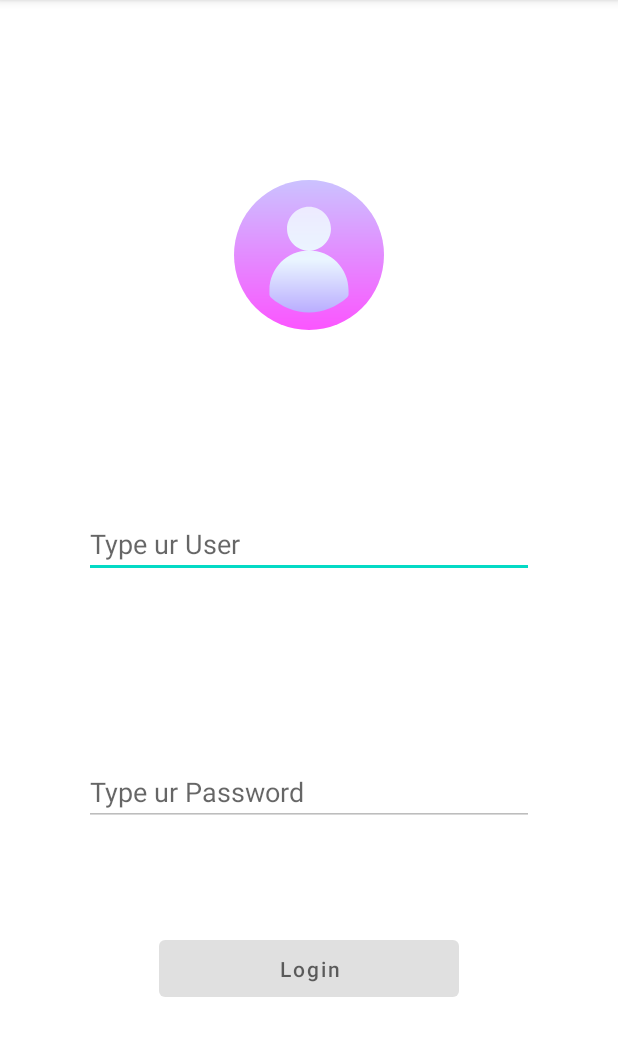
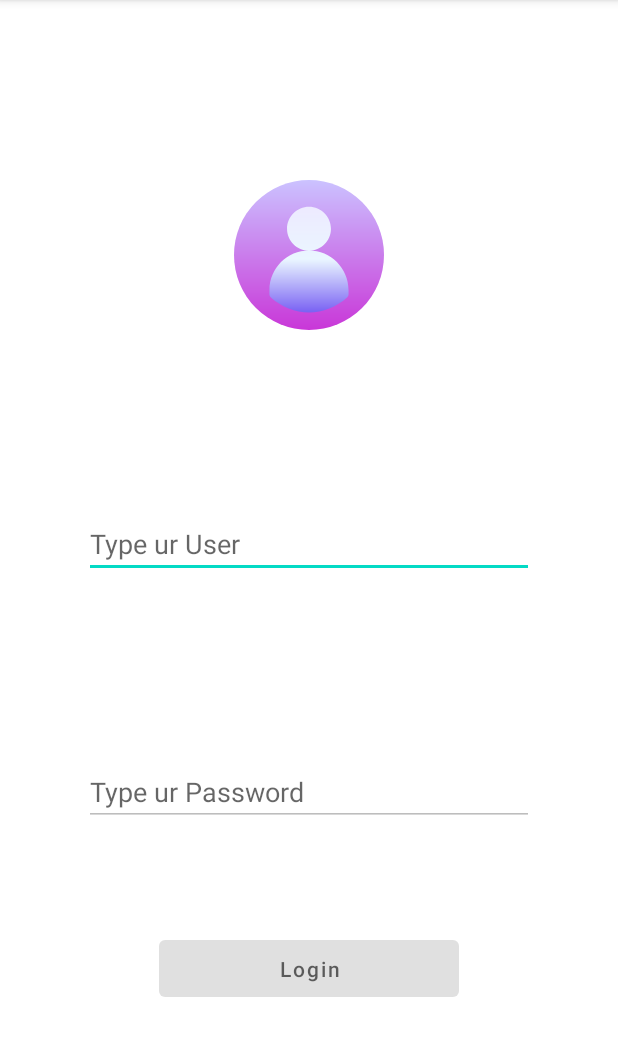
Before and after one commit to IvanCastillo-F/KotlinExamPrimerParcial, an Android app: the screen it shows after launch (MainActivity), on a phone screen of 412 x 824 dp, the part 84-1140 px from its top. Run offline under Robolectric (Android 15) with nearby library versions, the phone set to English and light mode, and no system bars.

Commit message:
BackEnd Login 2
Se implementaron mejoras en el Login.

```diff
--- a/app/src/main/java/com/alex/examenparcial_1/User.kt
+++ b/app/src/main/java/com/alex/examenparcial_1/User.kt
@@ -8,15 +8,16 @@ import kotlinx.parcelize.Parcelize
 @Parcelize
 class User( var username: String = "",
             var password: String = "",
-            var loginType: LoginType? = null): Parcelable {
+            var loginType: LoginType? = null,
+            var pImage: Int? = null): Parcelable {
     companion object {
-    val users = arrayOf(                                //tipo de logeo             // user level
-        User("alex", "valorant", LoginType.READER),
-        User("Paka", "gorra", LoginType.READER),
-        User("Poncho", "musicaelectrica", LoginType.READER),
-        User("admin1", "123", LoginType.WRITTER),
-        User("admin2", "123", LoginType.WRITTER),
-        User("admin3", "123", LoginType.WRITTER),
+    val users = arrayOf(
+        User("alex", "valorant", LoginType.READER,R.drawable.ic_user),
+        User("Paka", "gorra", LoginType.READER,R.drawable.ic_user__1_),
+        User("Poncho", "musicaelectrica", LoginType.READER,R.drawable.ic_user__2_),
+        User("admin1", "123", LoginType.WRITTER,R.drawable.ic_user__3_),
+        User("admin2", "123", LoginType.WRITTER,R.drawable.ic_user__4_),
+        User("admin3", "123", LoginType.WRITTER,R.drawable.ic_user__5_)
     ) }
 
     fun validate() = users.firstOrNull {
@@ -32,7 +33,20 @@ class User( var username: String = "",
             lo =LoginType.WRITTER
 
         return lo
+    }
 
+    fun setImage(a :String):Int {
+        val lo : Int = when (a) {
+            in "alex" -> R.drawable.ic_user
+            in "Paka" -> R.drawable.ic_user__1_
+            in "Poncho" -> R.drawable.ic_user__2_
+            in "admin1" -> R.drawable.ic_user__3_
+            in "admin2" -> R.drawable.ic_user__4_
+            in "admin3" -> R.drawable.ic_user__5_
+            else -> 0
+        }
+
+        return lo
     }
 
 }
--- /dev/null
+++ b/app/src/main/res/drawable/ic_user_default.xml
@@ -0,0 +1,23 @@
+<vector android:height="25dp" android:viewportHeight="512"
+    android:viewportWidth="512" android:width="25dp"
+    xmlns:aapt="http://schemas.android.com/aapt" xmlns:android="http://schemas.android.com/apk/res/android">
+    <path android:pathData="M256,256m-256,0a256,256 0,1 1,512 0a256,256 0,1 1,-512 0">
+        <aapt:attr name="android:fillColor">
+            <gradient android:endX="256" android:endY="0"
+                android:startX="256" android:startY="512" android:type="linear">
+                <item android:color="#C937D8" android:offset="0"/>
+                <item android:color="#FFCBC2FF" android:offset="1"/>
+            </gradient>
+        </aapt:attr>
+    </path>
+    <path android:pathData="m331,166c0,-41.355 -33.645,-75 -75,-75s-75,33.645 -75,75 33.645,75 75,75 75,-33.645 75,-75zM256,241c-74.439,0 -135,60.561 -135,135v14.058c0,4.264 1.814,8.326 4.99,11.171 36.538,32.74 82.71,50.771 130.01,50.771 47.301,0 93.473,-18.031 130.01,-50.771 3.176,-2.845 4.99,-6.908 4.99,-11.171v-14.058c0,-74.439 -60.561,-135 -135,-135z">
+        <aapt:attr name="android:fillColor">
+            <gradient android:endX="256" android:endY="91"
+                android:startX="256" android:startY="452" android:type="linear">
+                <item android:color="#7961F3" android:offset="0"/>
+                <item android:color="#FFEAF6FF" android:offset="0.5028"/>
+                <item android:color="#FFEDEAFF" android:offset="1"/>
+            </gradient>
+        </aapt:attr>
+    </path>
+</vector>
--- a/app/src/main/res/layout/fragment_login.xml
+++ b/app/src/main/res/layout/fragment_login.xml
@@ -22,7 +22,7 @@
             android:layout_width="100dp"
             android:layout_height="100dp"
             app:layout_constraintTop_toTopOf="parent"
-            android:src="@drawable/ic_user"
+            android:src="@drawable/ic_user_default"
             app:layout_constraintBottom_toTopOf="@+id/edtUser"
             app:layout_constraintEnd_toEndOf="parent"
             app:layout_constraintStart_toStartOf="parent" />
```
Also changed, not shown: app/src/main/java/com/alex/examenparcial_1/LoginFragment.kt (+24 -4 lines).
